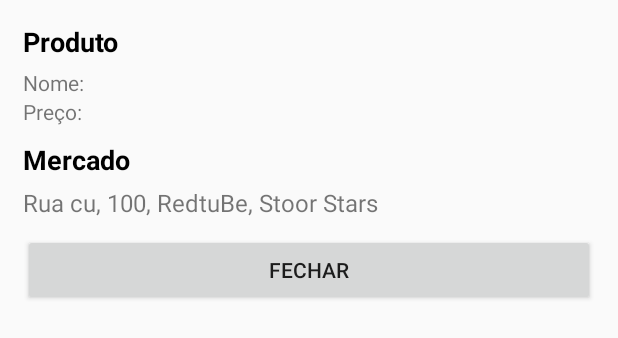
After one commit to uSearchApp/usearchapp, an Android app: the layout dialog_product_result.xml on its own in the app's theme, with its tools: preview values and no code run, on a phone screen of 412 x 824 dp. The commit adds this screen. Shown: the top 338 px of the screen. Run offline under Robolectric (Android 15) with nearby library versions, the phone set to English and light mode, and no system bars.

```diff
--- a/app/src/main/AndroidManifest.xml
+++ b/app/src/main/AndroidManifest.xml
@@ -6,6 +6,7 @@
     <uses-permission android:name="android.permission.INTERNET" />
 
     <application
+        android:name=".App"
         android:allowBackup="true"
         android:icon="@mipmap/ic_launcher"
         android:label="@string/app_name"
--- a/app/src/main/java/com/usearch/dialogs/DialogProductConfirm.java
+++ b/app/src/main/java/com/usearch/dialogs/DialogProductConfirm.java
@@ -55,6 +55,7 @@ public class DialogProductConfirm extends DialogFragment {
         edtPrice.setText(txtPrice);
 
         getDialog().setTitle("Confirmar produto");
+        getDialog().setCancelable(false);
 
         btnAgain.setOnClickListener(new View.OnClickListener() {
             @Override
--- a/app/src/main/res/layout/activity_history.xml
+++ b/app/src/main/res/layout/activity_history.xml
@@ -4,7 +4,7 @@
     xmlns:tools="http://schemas.android.com/tools"
     android:layout_width="match_parent"
     android:layout_height="match_parent"
-    tools:context="com.example.marcelo.usearch10.History">
+    tools:context="com.usearch.History">
 
     <include layout="@layout/toolbar" />
 
--- /dev/null
+++ b/app/src/main/res/layout/dialog_product_result.xml
@@ -0,0 +1,57 @@
+<?xml version="1.0" encoding="utf-8"?>
+<LinearLayout
+    xmlns:android="http://schemas.android.com/apk/res/android"
+    android:orientation="vertical"
+    android:layout_width="match_parent"
+    android:layout_height="match_parent"
+    android:padding="15dp">
+
+    <TextView
+        android:text="Produto"
+        android:textSize="18sp"
+        android:textColor="#000"
+        android:textStyle="bold"
+        android:layout_width="match_parent"
+        android:layout_height="wrap_content" />
+
+    <TextView
+        android:layout_marginTop="5dp"
+        android:id="@+id/txtName"
+        android:text="Nome:"
+        android:textSize="14sp"
+        android:layout_width="match_parent"
+        android:layout_height="wrap_content" />
+
+    <TextView
+        android:id="@+id/txtPrice"
+        android:text="Preço:"
+        android:textSize="14sp"
+        android:layout_width="match_parent"
+        android:layout_height="wrap_content" />
+
+    <TextView
+        android:layout_marginTop="10dp"
+        android:text="Mercado"
+        android:textSize="18sp"
+        android:textColor="#000"
+        android:textStyle="bold"
+        android:layout_width="match_parent"
+        android:layout_height="wrap_content" />
+
+    <TextView
+        android:layout_marginTop="5dp"
+        android:id="@+id/txtAddress"
+        android:text="Rua cu, 100, RedtuBe, Stoor Stars"
+        android:textSize="16sp"
+        android:layout_width="match_parent"
+        android:layout_height="wrap_content" />
+
+
+    <Button
+        android:id="@+id/btnExit"
+        android:layout_marginTop="10dp"
+        android:text="FECHAR"
+        android:layout_width="match_parent"
+        android:layout_height="wrap_content" />
+
+</LinearLayout>
```
Also changed, not shown: app/src/main/java/com/usearch/MainActivity.java (+43 -0 lines), app/src/main/java/com/usearch/SurfaceOCR.java (+8 -1 lines), app/src/main/java/com/usearch/adapters/HistoryAdapter.java (+55 -1 lines), app/src/main/java/com/usearch/dialogs/DialogProductResult.java (added, +63 -0 lines), app/src/main/java/com/usearch/helpers/Extract.java (+26 -8 lines), app/src/main/java/com/usearch/helpers/Http.java (+53 -5 lines), app/src/main/java/com/usearch/models/Market.java (+32 -0 lines), app/src/main/java/com/usearch/models/Product.java (+16 -1 lines), app/src/main/res/layout/activity_main.xml (+16 -9 lines), app/src/main/res/layout/item_product.xml (added, +30 -0 lines), app/src/main/res/layout/warning_empty.xml (added, +39 -0 lines).
